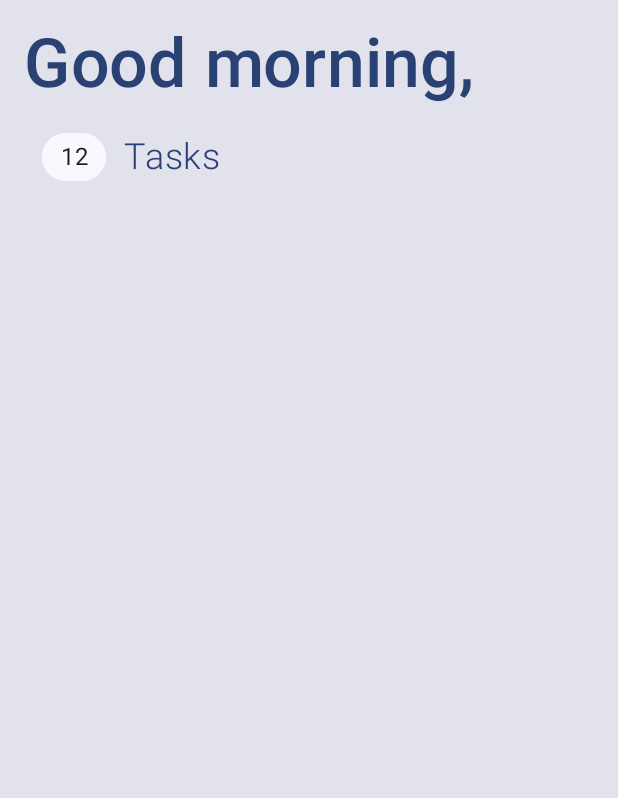
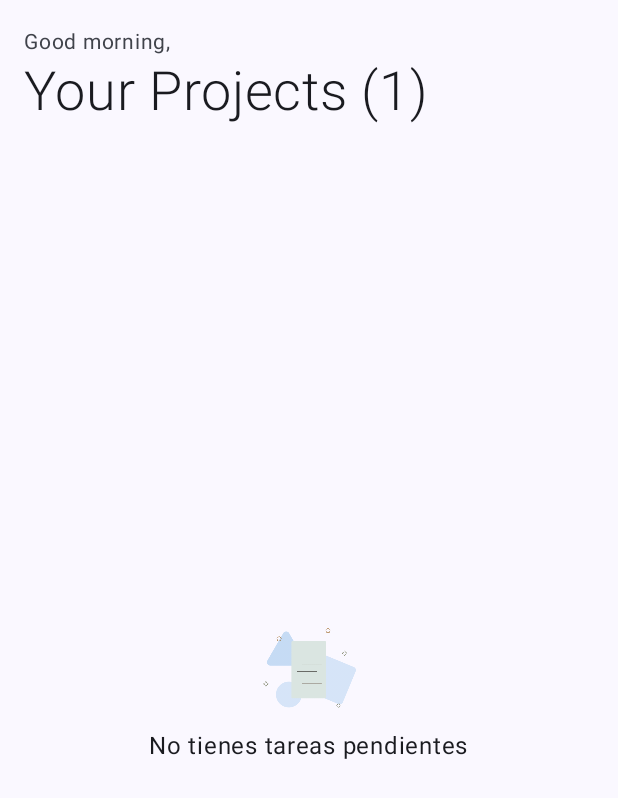
Before and after one commit to fernanortega-hub/NotiTask, an Android app built with Jetpack Compose: the screen it shows after launch (MainActivity), on a phone screen of 412 x 824 dp. Shown: the top 798 px of the screen. Run offline under Robolectric (Android 15) with nearby library versions, the phone set to English and light mode, and no system bars; our stand-ins replace Dagger/Hilt's generated code, Room's generated code, livedata-compose; 2 statements that could not run were skipped.

Commit message:
refactor: optimize imports

```diff
--- a/app/src/main/AndroidManifest.xml
+++ b/app/src/main/AndroidManifest.xml
@@ -3,7 +3,8 @@
     xmlns:tools="http://schemas.android.com/tools">
 
     <application
-        android:allowBackup="true"
+        android:name=".NotiTaskApplication"
+        android:allowBackup="false"
         android:dataExtractionRules="@xml/data_extraction_rules"
         android:fullBackupContent="@xml/backup_rules"
         android:icon="@mipmap/ic_launcher"
@@ -11,12 +12,10 @@
         android:roundIcon="@mipmap/ic_launcher_round"
         android:supportsRtl="true"
         android:theme="@style/Theme.NotiTask"
-        android:name=".NotiTaskApplication"
         tools:targetApi="31">
         <activity
             android:name=".ui.MainActivity"
             android:exported="true"
-            android:label="@string/app_name"
             android:theme="@style/Theme.NotiTask">
             <intent-filter>
                 <action android:name="android.intent.action.MAIN" />
--- a/app/src/main/java/com/fernanortega/notitask/model/domain/TaskModel.kt
+++ b/app/src/main/java/com/fernanortega/notitask/model/domain/TaskModel.kt
@@ -3,7 +3,7 @@ package com.fernanortega.notitask.model.domain
 import com.fernanortega.notitask.model.local.entities.TaskEntity
 
 data class TaskModel(
-    val id: Long,
+    val id: Long = System.currentTimeMillis(),
     val taskTitle: String,
     val taskBody: String,
     val isDone: Boolean
--- a/app/src/main/java/com/fernanortega/notitask/model/local/dao/TaskDao.kt
+++ b/app/src/main/java/com/fernanortega/notitask/model/local/dao/TaskDao.kt
@@ -1,6 +1,8 @@
 package com.fernanortega.notitask.model.local.dao
 
 import androidx.room.Dao
+import androidx.room.Insert
+import androidx.room.OnConflictStrategy
 import androidx.room.Query
 import com.fernanortega.notitask.model.local.entities.TaskEntity
 
@@ -8,4 +10,7 @@ import com.fernanortega.notitask.model.local.entities.TaskEntity
 interface TaskDao {
     @Query("SELECT * FROM task_table")
     suspend fun getAllTasks() : List<TaskEntity>
+
+    @Insert(onConflict = OnConflictStrategy.REPLACE)
+    suspend fun createTask(taskEntity: TaskEntity)
 }
--- a/app/src/main/java/com/fernanortega/notitask/model/local/entities/TaskEntity.kt
+++ b/app/src/main/java/com/fernanortega/notitask/model/local/entities/TaskEntity.kt
@@ -3,11 +3,10 @@ package com.fernanortega.notitask.model.local.entities
 import androidx.room.ColumnInfo
 import androidx.room.Entity
 import androidx.room.PrimaryKey
-import java.util.Calendar
 
 @Entity(tableName = "task_table")
 data class TaskEntity(
-    @PrimaryKey @ColumnInfo(name = "id") val id: Long = Calendar.getInstance().timeInMillis,
+    @PrimaryKey(autoGenerate = true) @ColumnInfo(name = "id") val id: Long,
     @ColumnInfo(name = "task_title") val taskTitle: String,
     @ColumnInfo(name = "task_body") val taskBody: String,
     @ColumnInfo(name = "is_done") val isDone: Boolean
--- /dev/null
+++ b/app/src/main/java/com/fernanortega/notitask/ui/components/LoadingComponent.kt
@@ -0,0 +1,26 @@
+package com.fernanortega.notitask.ui.components
+
+import androidx.compose.foundation.background
+import androidx.compose.foundation.layout.Arrangement
+import androidx.compose.foundation.layout.Column
+import androidx.compose.foundation.layout.fillMaxSize
+import androidx.compose.foundation.layout.size
+import androidx.compose.material3.CircularProgressIndicator
+import androidx.compose.material3.MaterialTheme
+import androidx.compose.runtime.Composable
+import androidx.compose.ui.Alignment
+import androidx.compose.ui.Modifier
+import androidx.compose.ui.unit.dp
+
+@Composable
+fun LoadingComponent() {
+    Column(
+        modifier = Modifier
+            .fillMaxSize()
+            .background(MaterialTheme.colorScheme.surfaceVariant),
+        verticalArrangement = Arrangement.Center,
+        horizontalAlignment = Alignment.CenterHorizontally
+    ) {
+        CircularProgressIndicator(modifier = Modifier.size(32.dp))
+    }
+}
--- a/app/src/main/java/com/fernanortega/notitask/ui/tasks/TaskScreen.kt
+++ b/app/src/main/java/com/fernanortega/notitask/ui/tasks/TaskScreen.kt
@@ -1,12 +1,11 @@
 package com.fernanortega.notitask.ui.tasks
 
-import android.app.Activity
-import androidx.activity.compose.BackHandler
+import androidx.compose.foundation.Image
 import androidx.compose.foundation.background
-import androidx.compose.foundation.border
 import androidx.compose.foundation.layout.*
-import androidx.compose.foundation.shape.RoundedCornerShape
-import androidx.compose.material3.CircularProgressIndicator
+import androidx.compose.foundation.lazy.LazyColumn
+import androidx.compose.foundation.lazy.items
+import androidx.compose.material3.Card
 import androidx.compose.material3.MaterialTheme
 import androidx.compose.material3.Text
 import androidx.compose.runtime.*
@@ -14,18 +13,17 @@ import androidx.compose.runtime.livedata.observeAsState
 import androidx.compose.runtime.saveable.rememberSaveable
 import androidx.compose.ui.Alignment
 import androidx.compose.ui.Modifier
-import androidx.compose.ui.graphics.Color
-import androidx.compose.ui.graphics.graphicsLayer
-import androidx.compose.ui.platform.LocalContext
 import androidx.compose.ui.platform.LocalLifecycleOwner
+import androidx.compose.ui.res.painterResource
 import androidx.compose.ui.res.stringResource
 import androidx.compose.ui.text.font.FontWeight
-import androidx.compose.ui.text.style.TextAlign
 import androidx.compose.ui.unit.dp
-import androidx.compose.ui.unit.sp
 import androidx.navigation.NavController
 import com.fernanortega.notitask.R
+import com.fernanortega.notitask.model.domain.TaskModel
+import com.fernanortega.notitask.ui.components.LoadingComponent
 import com.fernanortega.notitask.ui.navigation.Routes
+import com.fernanortega.notitask.ui.utils.BackHandler
 import com.fernanortega.notitask.viewmodel.TasksViewModel
 import java.util.*
 
@@ -38,6 +36,7 @@ fun TaskScreen(navController: NavController, viewModel: TasksViewModel) {
     var userExists by remember {
         mutableStateOf(false)
     }
+
     viewModel.userExists.observe(LocalLifecycleOwner.current) {
         if (!it) {
             userExists = false
@@ -46,29 +45,25 @@ fun TaskScreen(navController: NavController, viewModel: TasksViewModel) {
             userExists = true
         }
     }
-    val username: String by viewModel.username.observeAsState(initial = "")
+
+
 
     if (userExists) {
-        TopBar(username)
+        TaskBody(viewModel)
     } else {
-        Column(
-            modifier = Modifier
-                .fillMaxSize()
-                .background(MaterialTheme.colorScheme.surfaceVariant),
-            verticalArrangement = Arrangement.Center,
-            horizontalAlignment = Alignment.CenterHorizontally
-        ) {
-            CircularProgressIndicator(modifier = Modifier.size(32.dp))
-        }
+        LoadingComponent()
     }
 }
 
 @Composable
-fun BackHandler() {
-    val activity = LocalContext.current as Activity
+fun TaskBody(viewModel: TasksViewModel) {
+    val username: String by viewModel.username.observeAsState(initial = "")
+    val tasks: List<TaskModel> by viewModel.tasks.observeAsState(initial = emptyList())
+    val isUILoading: Boolean by viewModel.isUILoading.observeAsState(initial = false)
 
-    BackHandler {
-        activity.finish()
+    Column() {
+        TopBar(username)
+        BottomTasks(tasks, isUILoading)
     }
 }
 
@@ -77,69 +72,89 @@ fun TopBar(username: String) {
     var setTime by rememberSaveable {
         mutableStateOf("")
     }
-
     when (Calendar.getInstance().get(Calendar.HOUR_OF_DAY)) {
         in 0..4 -> setTime = stringResource(id = R.string.good_evening)
         in 5..11 -> setTime = stringResource(id = R.string.good_morning)
         in 12..18 -> setTime = stringResource(id = R.string.good_afternoon)
-        in 19..22 -> setTime = stringResource(id = R.string.good_evening)
+        in 19..23 -> setTime = stringResource(id = R.string.good_evening)
     }
 
 
     Column(
         Modifier
-            .background(MaterialTheme.colorScheme.surfaceVariant)
+            .fillMaxWidth()
+            .padding(16.dp)
+            .background(MaterialTheme.colorScheme.surface)
     ) {
+        Text(
+            text = setTime.plus(", $username"),
+            fontStyle = MaterialTheme.typography.titleSmall.fontStyle,
+            fontSize = MaterialTheme.typography.titleSmall.fontSize,
+            color = MaterialTheme.colorScheme.onSurfaceVariant
+        )
+        Text(
+            text = stringResource(id = R.string.your_tasks).plus(" (1)"),
+            fontStyle = MaterialTheme.typography.displaySmall.fontStyle,
+            fontWeight = FontWeight.W300,
+            fontSize = MaterialTheme.typography.displaySmall.fontSize
+        )
+    }
+}
+
+@Composable
+fun BottomTasks(tasks: List<TaskModel>, isUILoading: Boolean) {
+
+    if (tasks.isEmpty()) {
         Column(
             Modifier
-                .fillMaxWidth()
-                .padding(16.dp)
+                .fillMaxSize()
+                .padding(16.dp),
+            verticalArrangement = Arrangement.Center,
+            horizontalAlignment = Alignment.CenterHorizontally
         ) {
-            Text(
-                text = setTime.plus(", $username"),
-                fontWeight = FontWeight.Medium,
-                fontSize = MaterialTheme.typography.displayMedium.fontSize,
-                color = MaterialTheme.colorScheme.primary,
-                lineHeight = 52.sp
+            Image(
+                painter = painterResource(id = R.drawable.empty_list_light),
+                contentDescription = "Empty image",
+                modifier = Modifier.size(64.dp)
             )
-            Spacer(modifier = Modifier.size(16.dp))
-            Row(
-                Modifier
-                    .fillMaxWidth(),
-                verticalAlignment = Alignment.CenterVertically,
-                horizontalArrangement = Arrangement.Start
-            ) {
-                Text(
-                    text = "12",
-                    color = MaterialTheme.colorScheme.onSurface,
-                    textAlign = TextAlign.Center,
-                    modifier = Modifier
-                        .padding(vertical = 4.dp, horizontal = 12.dp)
-                        .border(
-                            width = 0.dp,
-                            color = MaterialTheme.colorScheme.surface,
-                            RoundedCornerShape(100.dp)
-                        )
-                        .graphicsLayer {
-                            shape = RoundedCornerShape(100.dp)
-                            clip = true
-                        }
-                        .background(color = MaterialTheme.colorScheme.surface)
-                        .padding(vertical = 4.dp, horizontal = 12.dp)
-                )
-                Text(
-                    text = "Tasks",
-                    color = MaterialTheme.colorScheme.primary,
-                    fontSize = MaterialTheme.typography.headlineSmall.fontSize,
-                    fontWeight = FontWeight.Light
-                )
+            Spacer(modifier = Modifier.size(8.dp))
+            Text(text = "No tienes tareas pendientes")
+        }
+    } else {
+        if (isUILoading) {
+            LoadingComponent()
+        } else {
+            LazyColumn {
+                items(tasks, key = {
+                    it.id
+                }) { task ->
+                    TaskItem(task)
+                }
             }
         }
     }
 }
 
-//@Composable
-//@Preview(name = "task_screen", widthDp = 411, heightDp = 868, showSystemUi = true)
-//fun Preview() {
-//    TopBar(username = "Fernando")
-//}
+@Composable
+fun TaskItem(task: TaskModel) {
+    Card(
+        shape = MaterialTheme.shapes.large,
+        modifier = Modifier
+            .background(MaterialTheme.colorScheme.primaryContainer)
+            .padding(8.dp),
+    ) {
+        Column(Modifier.fillMaxSize()) {
+            Text(
+                text = task.taskTitle,
+                fontSize = MaterialTheme.typography.titleMedium.fontSize,
+                fontWeight = FontWeight.Light
+            )
+            Spacer(modifier = Modifier.size(8.dp))
+            Text(
+                text = task.taskBody,
+                fontSize = MaterialTheme.typography.bodyMedium.fontSize,
+                fontStyle = MaterialTheme.typography.bodyMedium.fontStyle
+            )
+        }
+    }
+}
--- a/app/src/main/java/com/fernanortega/notitask/ui/theme/Theme.kt
+++ b/app/src/main/java/com/fernanortega/notitask/ui/theme/Theme.kt
@@ -1,19 +1,10 @@
 package com.fernanortega.notitask.ui.theme
 
-import android.app.Activity
 import android.os.Build
 import androidx.compose.foundation.isSystemInDarkTheme
-import androidx.compose.material3.MaterialTheme
-import androidx.compose.material3.darkColorScheme
-import androidx.compose.material3.dynamicDarkColorScheme
-import androidx.compose.material3.dynamicLightColorScheme
-import androidx.compose.material3.lightColorScheme
+import androidx.compose.material3.*
 import androidx.compose.runtime.Composable
-import androidx.compose.runtime.SideEffect
-import androidx.compose.ui.graphics.toArgb
 import androidx.compose.ui.platform.LocalContext
-import androidx.compose.ui.platform.LocalView
-import androidx.core.view.ViewCompat
 
 private val LightColors = lightColorScheme(
     primary = md_theme_light_primary,
@@ -95,13 +86,6 @@ fun NotiTaskTheme(
         darkTheme -> DarkColors
         else -> LightColors
     }
-    val view = LocalView.current
-    if (!view.isInEditMode) {
-        SideEffect {
-            (view.context as Activity).window.statusBarColor = colorScheme.primary.toArgb()
-            ViewCompat.getWindowInsetsController(view)?.isAppearanceLightStatusBars = darkTheme
-        }
-    }
 
     MaterialTheme(
         colorScheme = colorScheme,
--- /dev/null
+++ b/app/src/main/java/com/fernanortega/notitask/ui/utils/BackHandler.kt
@@ -0,0 +1,13 @@
+package com.fernanortega.notitask.ui.utils
+
+import android.app.Activity
+import androidx.compose.runtime.Composable
+import androidx.compose.ui.platform.LocalContext
+
+@Composable
+fun BackHandler() {
+    val activity = LocalContext.current as Activity
+    androidx.activity.compose.BackHandler {
+        activity.finish()
+    }
+}
--- a/app/src/main/java/com/fernanortega/notitask/viewmodel/TasksViewModel.kt
+++ b/app/src/main/java/com/fernanortega/notitask/viewmodel/TasksViewModel.kt
@@ -4,6 +4,7 @@ import androidx.lifecycle.LiveData
 import androidx.lifecycle.MutableLiveData
 import androidx.lifecycle.ViewModel
 import androidx.lifecycle.viewModelScope
+import com.fernanortega.notitask.model.domain.TaskModel
 import com.fernanortega.notitask.model.domain.UserModel
 import com.fernanortega.notitask.model.response.LocalResponse
 import com.fernanortega.notitask.viewmodel.usecases.TaskUseCase
@@ -19,14 +20,39 @@ class TasksViewModel @Inject constructor(private val taskUseCase: TaskUseCase) :
     private val _userExists = MutableLiveData<Boolean>()
     val userExists: LiveData<Boolean> = _userExists
 
+    private val _error = MutableLiveData<String>()
+    val error: LiveData<String> = _error
+
+    private val _tasks = MutableLiveData<List<TaskModel>>()
+    val tasks: LiveData<List<TaskModel>> = _tasks
+
+    private val _isUILoading = MutableLiveData<Boolean>()
+    val isUILoading: LiveData<Boolean> = _isUILoading
+
     fun getUserInfo() {
         viewModelScope.launch {
-            when(taskUseCase.invokeGetUserInfo()) {
+            when (taskUseCase.invokeGetUserInfo()) {
                 is LocalResponse.Error -> _userExists.value = false
                 is LocalResponse.NullResponse -> _userExists.value = false
                 is LocalResponse.Success -> {
                     _userExists.value = true
-                    _username.value = (taskUseCase.invokeGetUserInfo() as LocalResponse.Success<UserModel>).data.name
+                    _username.value =
+                        (taskUseCase.invokeGetUserInfo() as LocalResponse.Success<UserModel>).data.name
+                }
+            }
+        }
+    }
+
+    fun getTasks() {
+        viewModelScope.launch {
+            when (taskUseCase.invokeGetTasks()) {
+                is LocalResponse.Error -> _error.value =
+                    (taskUseCase.invokeGetTasks() as LocalResponse.Error).error.message
+                is LocalResponse.NullResponse -> _error.value =
+                    (taskUseCase.invokeGetTasks() as LocalResponse.Error).error.message
+                is LocalResponse.Success -> {
+                    _isUILoading.value = true
+                    _tasks.value = (taskUseCase.invokeGetTasks() as LocalResponse.Success).data
                 }
             }
         }
--- a/app/src/main/res/values/strings.xml
+++ b/app/src/main/res/values/strings.xml
@@ -8,4 +8,5 @@
     <string name="good_morning"> Good morning </string>
     <string name="good_evening"> Good evening </string>
     <string name="good_afternoon"> Good afternoon </string>
+    <string name="your_tasks"> Your Projects </string>
 </resources>
```
Also changed, not shown: app/src/main/java/com/fernanortega/notitask/model/repositories/TaskRepository.kt (+26 -0 lines), app/src/main/java/com/fernanortega/notitask/viewmodel/usecases/TaskUseCase.kt (+14 -3 lines), app/src/main/res/drawable-v24/empty_list_light.png (added), 1 other file.
